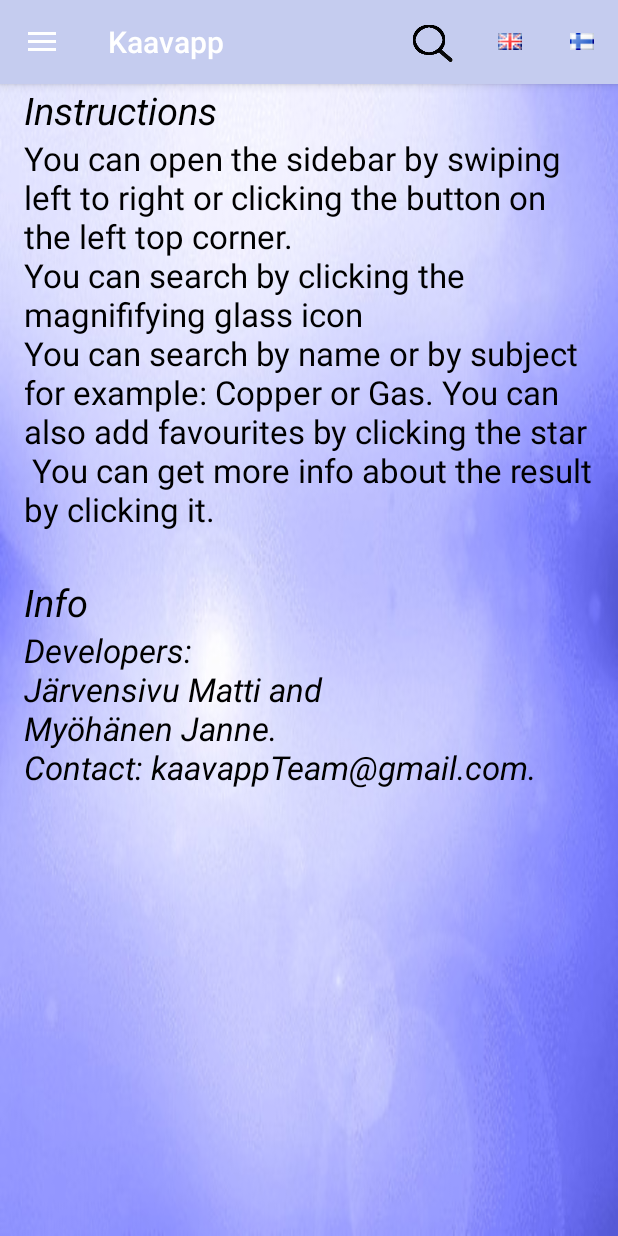
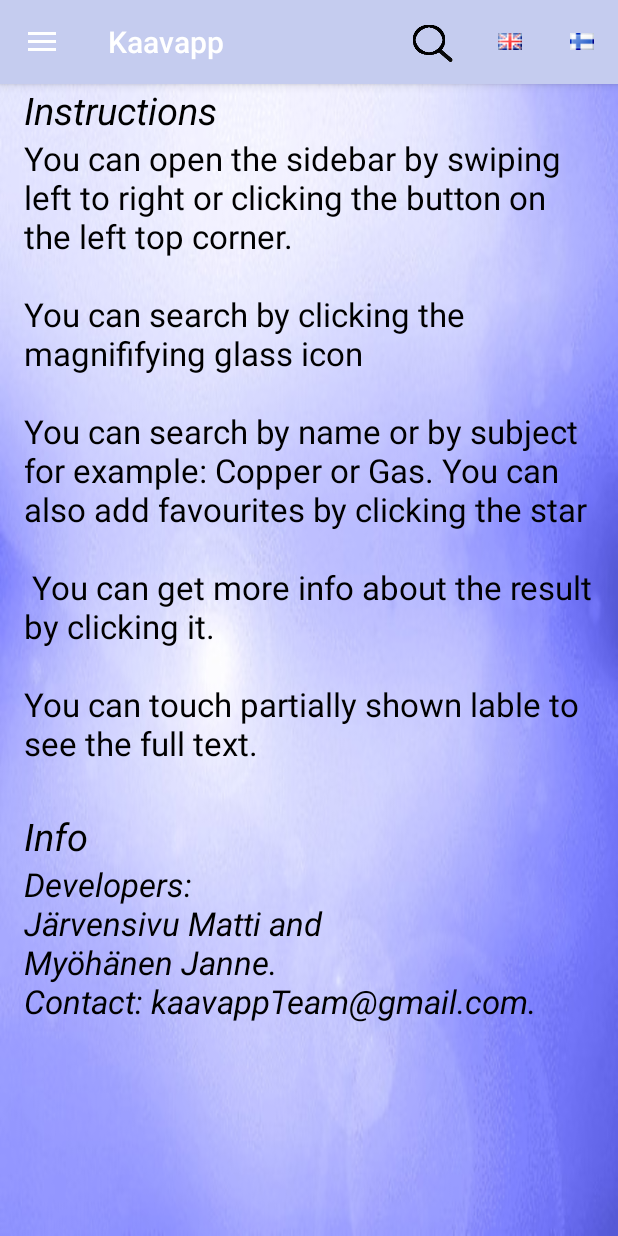
Before and after one commit to mattijarvensivu/Kaava-app, an Android app: the screen it shows after launch (MainActivity), on a phone screen of 412 x 824 dp. Run offline under Robolectric (Android 15) with nearby library versions, the phone set to English and light mode, and no system bars; our stand-ins replace AdMob.

Commit message:
hajotettiin infon teksti seinä

```diff
--- a/app/src/main/java/com/Kaavapp/android/activityMaster.java
+++ b/app/src/main/java/com/Kaavapp/android/activityMaster.java
@@ -87,12 +87,12 @@ public class activityMaster extends AppCompatActivity
 
         AdView mAdView = (AdView) findViewById(R.id.adViewMainos);
         AdRequest adRequest = new AdRequest.Builder()
-/*
+
                 .addTestDevice(AdRequest.DEVICE_ID_EMULATOR)
                 //Mun oma laiteid testi adien vuoksi (Otetaan pois kun oikeet adit)
                 .addTestDevice("358267051453788")
                 .addTestDevice("358848042144865")
-*/
+
                 .build();
         mAdView.loadAd(adRequest);
 
--- a/app/src/main/res/values/strings.xml
+++ b/app/src/main/res/values/strings.xml
@@ -59,15 +59,15 @@
     <string name="finnish">Finnish</string>
 
     <!--
-<string name="banner_ad_unit_id">ca-app-pub-3940256099942544/6300978111</string>
+
     testi -->
+    <string name="banner_ad_unit_id">ca-app-pub-3940256099942544/6300978111</string>
 
 
 
-    <string name="banner_ad_unit_id">ca-app-pub-4707921089851609/2444527778</string>
    <!--
    oikea
-
+<string name="banner_ad_unit_id">ca-app-pub-4707921089851609/2444527778</string>
 -->
 
     <string name="vektori">Vectors</string>
@@ -151,7 +151,7 @@
     <string name="tietoa">Info</string>
     <string name="ohjeet">Instructions</string>
     <string name="tietoacontent">Developers:\nJärvensivu Matti and\nMyöhänen Janne.\nContact: kaavappTeam@gmail.com."</string>
-    <string name="ohjeetcontent">You can open the sidebar by swiping left to right or clicking the button on the left top corner.\nYou can search by clicking the magnififying glass icon\nYou can search by name or by subject for example: Copper or Gas. You can also add favourites by clicking the star\n
-    You can get more info about the result by clicking it.</string>
+    <string name="ohjeetcontent">You can open the sidebar by swiping left to right or clicking the button on the left top corner.\n\nYou can search by clicking the magnififying glass icon\n\nYou can search by name or by subject for example: Copper or Gas. You can also add favourites by clicking the star\n\n
+    You can get more info about the result by clicking it.\n\nYou can touch partially shown lable to see the full text.</string>
 
 </resources>
```
Also changed, not shown: 1 other file.
